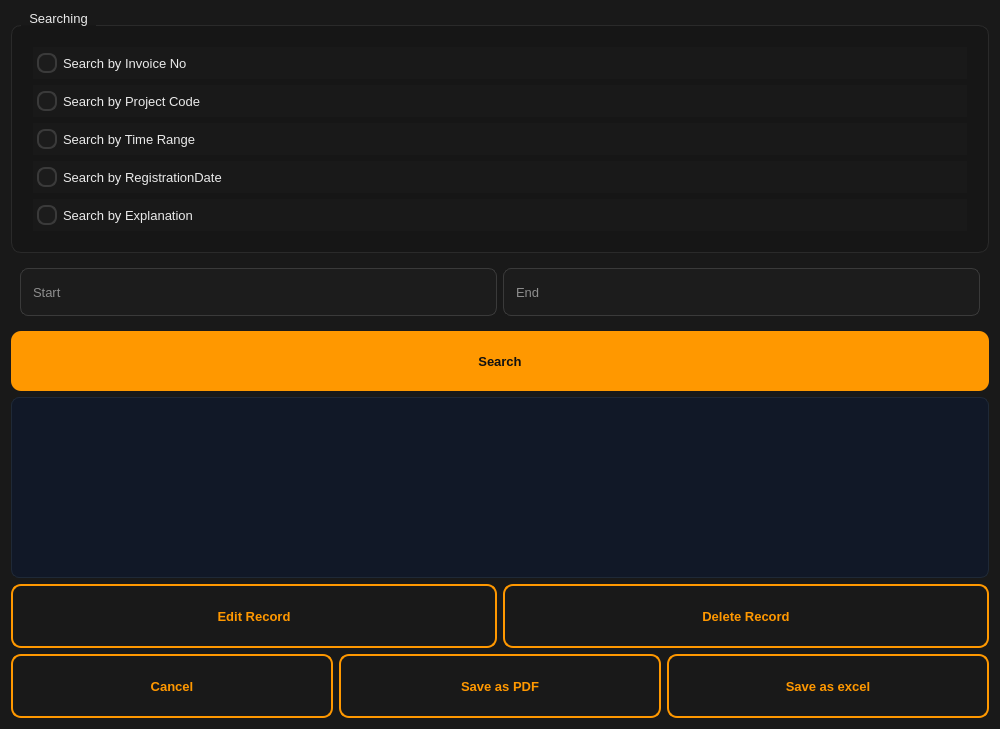
The window that app/ui/Calling_Page.ui (kianfa/Imprest_Management) describes before a commit, drawn with Qt 5.
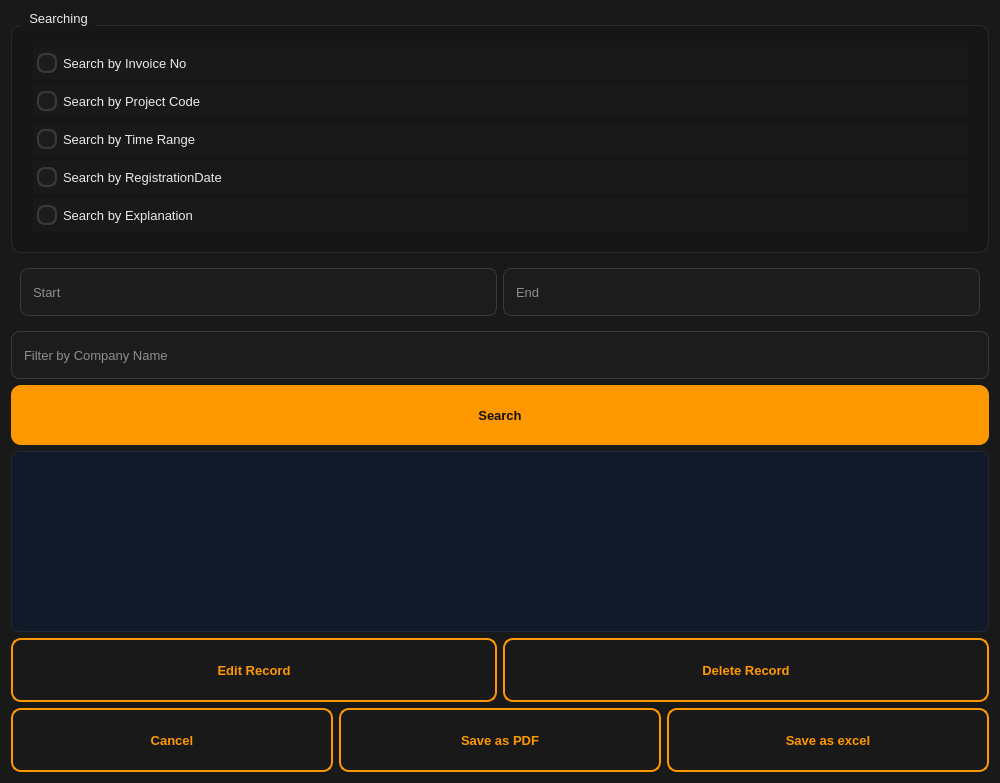
The same window after the commit.

Commit message: filtering records in calling page by company name

```diff
--- a/app/ui/Calling_Page.ui
+++ b/app/ui/Calling_Page.ui
@@ -362,6 +362,13 @@
        </widget>
       </widget>
      </item>
+     <item>
+      <widget class="QLineEdit" name="leCompanyName">
+       <property name="placeholderText">
+        <string>Filter by Company Name</string>
+       </property>
+      </widget>
+     </item>
      <item>
       <widget class="QPushButton" name="btnSearch">
        <property name="text">
```
The commit also changes 2 other files.
